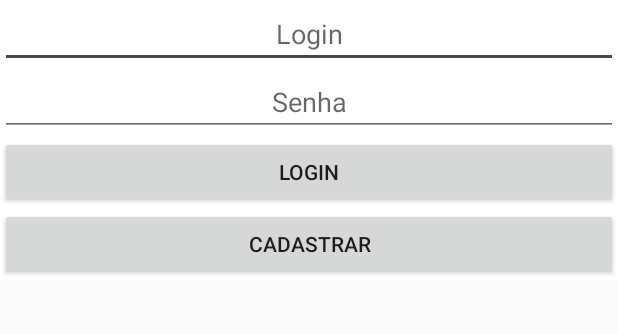
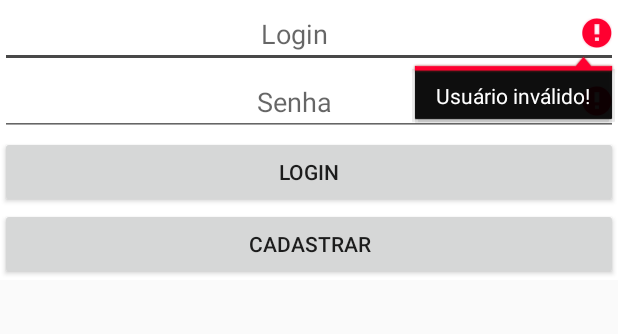
Before and after one commit to andre-lfa/app, an Android app: the screen it shows after launch (LoginActivity), after a tap on "LOGIN", on a phone screen of 412 x 824 dp, the part 450-784 px from its top. Run offline under Robolectric (Android 15) with nearby library versions, the light colour scheme and no system bars.

Commit message:
refatorando o login

```diff
--- a/app/src/main/java/com/example/andrelfa/series/LoginActivity.java
+++ b/app/src/main/java/com/example/andrelfa/series/LoginActivity.java
@@ -16,9 +16,10 @@ import android.widget.Toast;
 
 public class LoginActivity extends AppCompatActivity {
 
+    public static final String PREFS_NAME = "MyPrefsFile";
+
     private EditText login_usuario;
     private EditText login_senha;
-    private SharedPreferences prefs;
 
     @Override
     protected void onCreate(Bundle savedInstanceState) {
@@ -27,44 +28,45 @@ public class LoginActivity extends AppCompatActivity {
 
         login_usuario = (EditText) findViewById(R.id.campo_login);
         login_senha = (EditText)findViewById(R.id.campo_senha);
+
         Button botao_login = (Button) findViewById(R.id.login);
         Button botao_cadastrar = (Button) findViewById(R.id.cadastrar);
-
-        prefs = getSharedPreferences("com.example.andrelfa.series", Context.MODE_PRIVATE);
-
-        if(prefs.getString("admin", null) != null){
-            login_usuario.setText(prefs.getString("admin", null));
-            login_senha.requestFocus();
-        }
 
         botao_login.setOnClickListener(new View.OnClickListener() {
             @Override
             public void onClick(View v) {
+                String usuario = login_usuario.getText().toString();
+                String senha = login_senha.getText().toString();
 
-                String usuario = login_usuario.getText().toString().trim();
-                String senha = login_senha.getText().toString().trim();
+                SharedPreferences logins = getSharedPreferences(PREFS_NAME, 0);
 
-                if(usuario.equalsIgnoreCase(prefs.getString("admin", null)) && senha.equals(prefs.getString("admin", null))){
-                    prefs.edit().putBoolean("status", true).apply();
+                if(usuario.equals(logins.getString("login_text_user", null))&&
+                        senha.equals(logins.getString("login_text_password",null))){
                     startActivity(new Intent(LoginActivity.this, MainActivity.class));
                     finish();
                 }else{
-                    Toast.makeText(LoginActivity.this, "Usuário ou senha inválidos, tente novamente!", Toast.LENGTH_SHORT).show();
+                    login_usuario.setError("Usuário inválido!");
+                    login_senha.setError("Senha inválida!");
                 }
+
             }
         });
 
         botao_cadastrar.setOnClickListener(new View.OnClickListener() {
             @Override
             public void onClick(View v) {
-                String usuario = login_usuario.getText().toString().trim();
-                String senha = login_senha.getText().toString().trim();
 
-                prefs.edit().putString("admin", usuario).apply();
-                prefs.edit().putString("senha",senha).apply();
-                prefs.edit().putBoolean("status", true).apply();
+                SharedPreferences logins = getSharedPreferences(PREFS_NAME, 0);
+                SharedPreferences.Editor editor = logins.edit();
 
+                editor.putString("login_text_user",
+                        login_usuario.getText().toString());
+                editor.putString("login_text_password",
+                        login_senha.getText().toString());
+
+                editor.commit();
                 startActivity(new Intent(LoginActivity.this, MainActivity.class));
+                finish();
             }
         });
 
```
